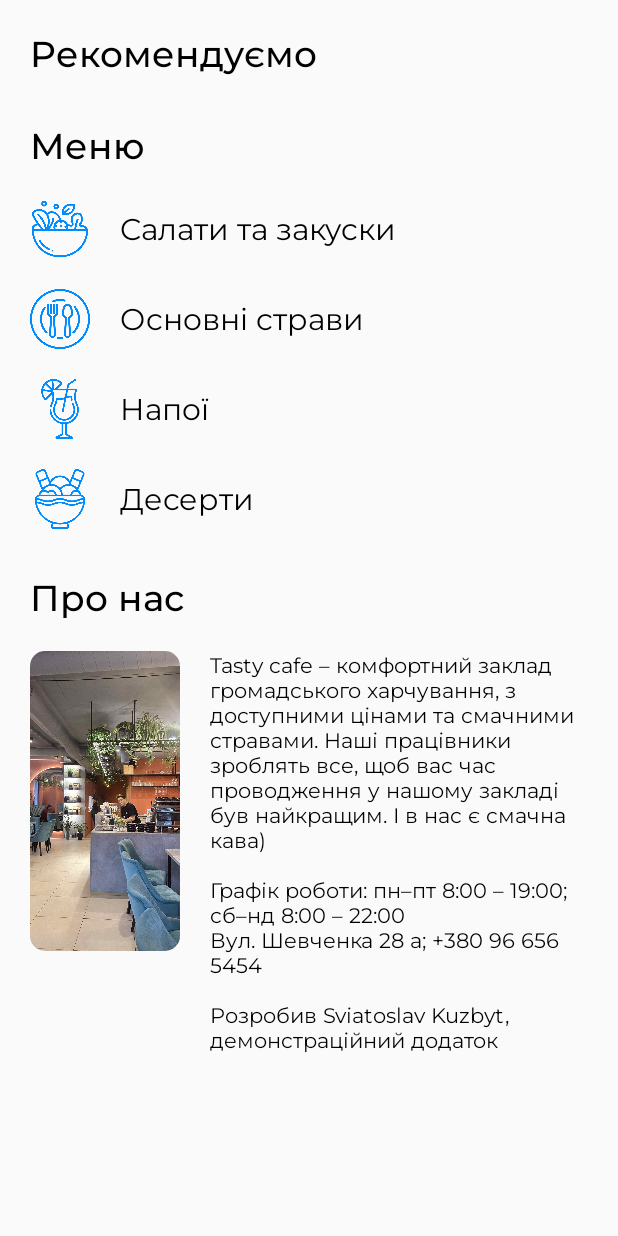
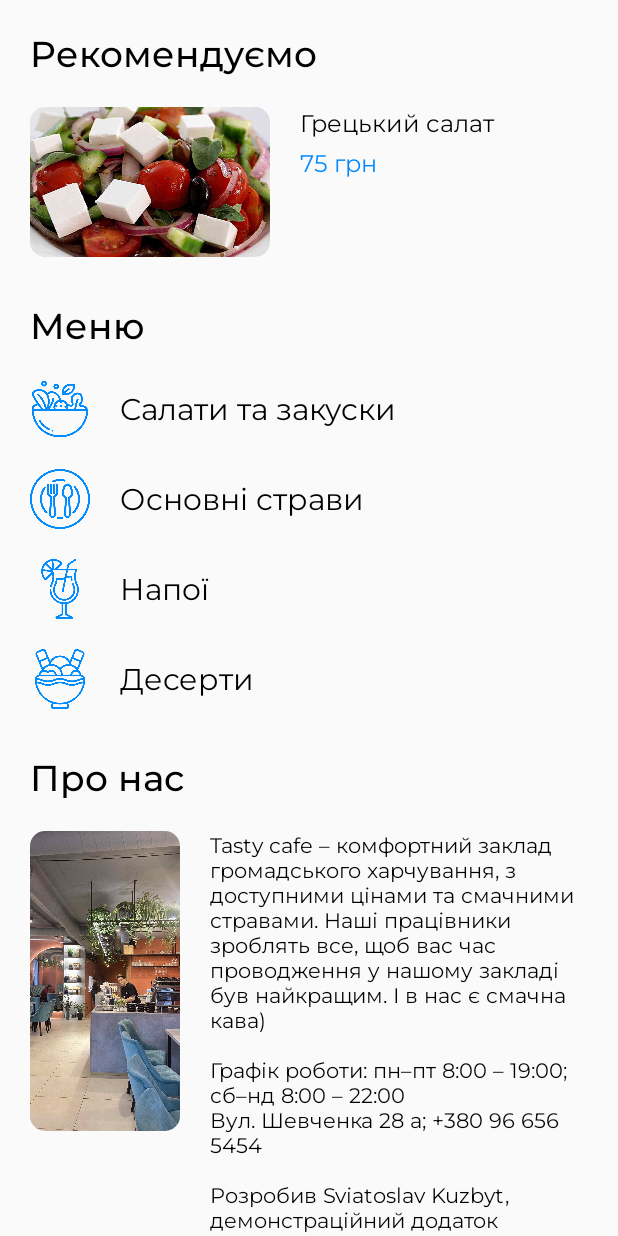
Before and after one commit to SviatKuzbyt/Tasty-Cafe, an Android app: the screen it shows after launch (MainActivity), on a phone screen of 412 x 824 dp. Run offline under Robolectric (Android 15) with nearby library versions, the light colour scheme and no system bars.

Commit message:
Додав рекомендований список

```diff
--- a/app/src/main/java/com/sviatkuzbyt/tastycafe/CategoryActivity.kt
+++ b/app/src/main/java/com/sviatkuzbyt/tastycafe/CategoryActivity.kt
@@ -30,6 +30,7 @@ class CategoryActivity : AppCompatActivity() {
 
         adapter = list?.let { ListsAdapter(this, it) }
         listCategory.adapter = adapter
+        listCategory.isHorizontalFadingEdgeEnabled = true
         listCategory.setOnItemClickListener { _, _, i, _ ->
             val intent = Intent(this, DetailActivity::class.java)
             intent.putExtra("id", list!![i].id)
--- a/app/src/main/java/com/sviatkuzbyt/tastycafe/ListsAdapter.kt
+++ b/app/src/main/java/com/sviatkuzbyt/tastycafe/ListsAdapter.kt
@@ -6,6 +6,9 @@ import android.view.ViewGroup
 import android.widget.ArrayAdapter
 import android.widget.ImageView
 import android.widget.TextView
+import android.view.LayoutInflater
+import androidx.recyclerview.widget.RecyclerView
+
 
 class ListsAdapter (private val context: Activity, private val title: Array<menuСonstructor>)
     : ArrayAdapter<menuСonstructor>(context, R.layout.list_category, title)  {
@@ -27,22 +30,46 @@ class ListsAdapter (private val context: Activity, private val title: Array<menu
     }
 }
 
-class ListsRecommendationAdapter (private val context: Activity, private val title: Array<menuСonstructor>)
-    : ArrayAdapter<menuСonstructor>(context, R.layout.list_recommendation, title)  {
-    override fun getView(position: Int, view: View?, parent: ViewGroup): View {
-        val inflater = context.layoutInflater
-        val rowView = inflater.inflate(R.layout.list_recommendation, null, true)
+class ListsRecommendationAdapter(private val dataSet: Array<menuСonstructor>) :
+    RecyclerView.Adapter<ListsRecommendationAdapter.ViewHolder>() {
 
-        val titleText = rowView.findViewById(R.id.titleCategory) as TextView
-        val imageView = rowView.findViewById(R.id.imageCategory) as ImageView
-        val priceText = rowView.findViewById(R.id.priceCategory) as TextView
-        val weightText = rowView.findViewById(R.id.weightCategory) as TextView
+    /**
+     * Provide a reference to the type of views that you are using
+     * (custom ViewHolder).
+     */
+    class ViewHolder(view: View) : RecyclerView.ViewHolder(view) {
+        val title: TextView
+        val img: ImageView
+        val price: TextView
 
-        titleText.text = title[position].name
-        imageView.setImageResource(title[position].image)
-        priceText.text = title[position].price.toString()
-        weightText.text = title[position].weight
+        init {
+            // Define click listener for the ViewHolder's View.
+            title = view.findViewById(R.id.textRecommendation)
+            img = view.findViewById(R.id.imageViewRecommendation)
+            price = view.findViewById(R.id.priceRecommendation)
+        }
+    }
 
-        return rowView
+    // Create new views (invoked by the layout manager)
+    override fun onCreateViewHolder(viewGroup: ViewGroup, viewType: Int): ViewHolder {
+        // Create a new view, which defines the UI of the list item
+        val view = LayoutInflater.from(viewGroup.context)
+            .inflate(R.layout.list_recommendation, viewGroup, false)
+
+        return ViewHolder(view)
     }
+
+    // Replace the contents of a view (invoked by the layout manager)
+    override fun onBindViewHolder(viewHolder: ViewHolder, position: Int) {
+
+        // Get element from your dataset at this position and replace the
+        // contents of the view with that element
+        viewHolder.title.text = dataSet[position].name
+        viewHolder.img.setImageResource(dataSet[position].image)
+        viewHolder.price.text = dataSet[position].price.toString()
+    }
+
+    // Return the size of your dataset (invoked by the layout manager)
+    override fun getItemCount() = dataSet.size
+
 }
--- a/app/src/main/java/com/sviatkuzbyt/tastycafe/MainActivity.kt
+++ b/app/src/main/java/com/sviatkuzbyt/tastycafe/MainActivity.kt
@@ -1,16 +1,19 @@
 package com.sviatkuzbyt.tastycafe
 
 import android.content.Intent
-import android.content.res.Resources
-
 import android.os.Bundle
-import android.widget.ArrayAdapter
-import android.widget.ListView
+import android.util.DisplayMetrics
 import android.widget.TextView
 import androidx.appcompat.app.AppCompatActivity
+import androidx.recyclerview.widget.LinearLayoutManager
+import androidx.recyclerview.widget.RecyclerView
 
 
 class MainActivity : AppCompatActivity() {
+
+    val list = arrayOf(listMenu[1], listMenu[11], listMenu[16], listMenu[24], listMenu[6])
+    val list2 = arrayOf(432, 3423, 98, 2323, 21)
+
     override fun onCreate(savedInstanceState: Bundle?) {
         super.onCreate(savedInstanceState)
         setContentView(R.layout.activity_main)
@@ -19,6 +22,13 @@ class MainActivity : AppCompatActivity() {
         val textDish = findViewById<TextView>(R.id.textDish)
         val textDrinks = findViewById<TextView>(R.id.textDrinks)
         val textDesert = findViewById<TextView>(R.id.textDesert)
+
+        val listsRecommendation = findViewById<RecyclerView>(R.id.listRecommendation)
+        val adapter = ListsRecommendationAdapter(list)
+        listsRecommendation.adapter = adapter
+        val layoutManager = LinearLayoutManager(this, LinearLayoutManager.HORIZONTAL, false)
+        listsRecommendation.layoutManager = layoutManager
+
 
         textSalad.setOnClickListener {
             val myIntent = Intent(this, CategoryActivity::class.java)
--- a/app/src/main/res/layout/activity_main.xml
+++ b/app/src/main/res/layout/activity_main.xml
@@ -24,10 +24,10 @@
 
         <androidx.recyclerview.widget.RecyclerView
             android:id="@+id/listRecommendation"
-            android:layout_width="match_parent"
+            android:layout_width="wrap_content"
             android:layout_height="wrap_content"
             android:layout_below="@id/recommendationText"
-            android:orientation="horizontal" />
+            android:layout_marginTop="20dp" />
 
         <TextView
             android:id="@+id/menuText"
--- a/app/src/main/res/layout/list_recommendation.xml
+++ b/app/src/main/res/layout/list_recommendation.xml
@@ -8,14 +8,11 @@
         android:id="@+id/textRecommendation"
         android:layout_width="wrap_content"
         android:layout_height="wrap_content"
-        android:layout_below="@id/imageRecommendation"
-        android:layout_marginTop="10dp"
         android:fontFamily="@font/montserrat_regular"
-        android:maxWidth="160dp"
-        android:maxHeight="40dp"
         android:text="TextView"
         android:textColor="@color/black"
-        android:textSize="16sp" />
+        android:textSize="16sp"
+        android:layout_marginStart="180dp"/>
 
     <TextView
         android:id="@+id/priceRecommendation"
@@ -26,7 +23,8 @@
         android:fontFamily="@font/montserrat_regular"
         android:text="100"
         android:textColor="@color/blue"
-        android:textSize="16sp" />
+        android:textSize="16sp"
+        android:layout_marginStart="180dp"/>
 
     <TextView
         android:id="@+id/priceCurrency"
@@ -49,7 +47,7 @@
         <ImageView
             android:layout_height="match_parent"
             android:layout_width="match_parent"
-            android:id="@+id/imageView1"
+            android:id="@+id/imageViewRecommendation"
             android:scaleType="centerCrop"
             android:src="@drawable/food_0">
         </ImageView>
```
